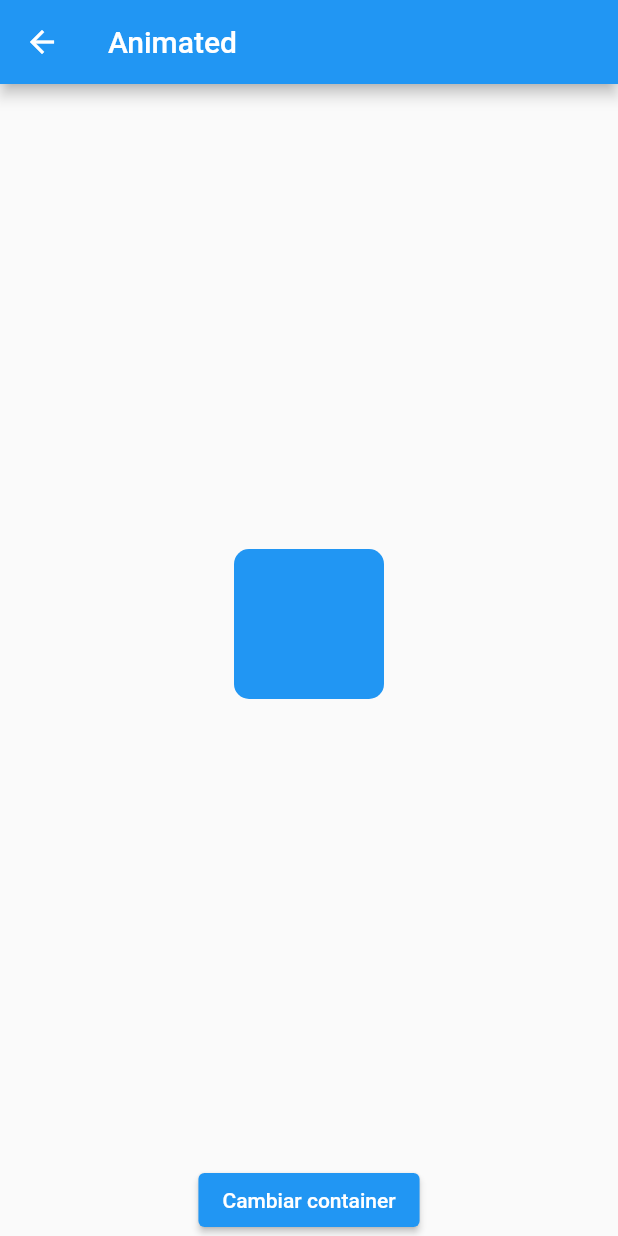
After one commit to Dustinouwu/Flutter_Curso, a Flutter app: the screen it shows after launch, after a tap on "Animated Container", on a phone screen of 412 x 824 dp. The commit adds this screen. Run offline on Flutter 3.47's test engine with Material 2 defaults, Android fonts, the phone set to English and light mode, and no system bars; our stand-ins replace card_swiper, dio; network calls fail.

Commit message:
Carrusel and Animated Container

```diff
--- /dev/null
+++ b/lib/app/modules/animatedContainer/animated.dart
@@ -0,0 +1,57 @@
+import 'dart:math';
+
+import 'package:flutter/material.dart';
+
+class AnimatedCap extends StatefulWidget {
+  const AnimatedCap({super.key});
+
+  @override
+  State<AnimatedCap> createState() => _AnimatedCapState();
+}
+
+class _AnimatedCapState extends State<AnimatedCap> {
+
+  final random = Random();
+  double _widht = 100;
+  double _height = 100;
+  Color _color = Colors.blue;
+  BorderRadius _borderRadius = BorderRadius.circular(10);
+
+  void _changeContainer() {
+    _widht = random.nextInt(350).toDouble();
+    _height = random.nextInt(350).toDouble();
+    _color = Color.fromRGBO(random.nextInt(255), random.nextInt(255), random.nextInt(255), 1);
+    _borderRadius = BorderRadius.circular(random.nextInt(255).toDouble());
+    setState(() {});
+  }
+
+  @override
+  Widget build(BuildContext context) {
+    return Scaffold(
+      appBar: AppBar(
+        title: const Text('Animated'),
+      ),
+      body: Column(
+        children: [
+          Expanded(
+            child: Center(
+              child: AnimatedContainer(
+                duration: const Duration(milliseconds: 500),
+                width: _widht,
+                height: _height,
+                decoration: BoxDecoration(
+                  color: _color,
+                  borderRadius: _borderRadius,
+                ),
+              ),
+            ),
+          ),
+          ElevatedButton(
+            onPressed: _changeContainer,
+            child: Text('Cambiar container'),
+          )
+        ],
+      ),
+    );
+  }
+}
--- a/lib/main.dart
+++ b/lib/main.dart
@@ -1,9 +1,10 @@
+import 'package:curso_flutter_n1/app/modules/animatedContainer/animated.dart';
 import 'package:curso_flutter_n1/app/modules/apirest/cap7.dart';
 import 'package:curso_flutter_n1/app/modules/apirest/cap8.dart';
 import 'package:curso_flutter_n1/app/modules/apirest/cap9.dart';
 import 'package:curso_flutter_n1/app/modules/navBar/navBarCap.dart';
+import 'package:curso_flutter_n1/app/modules/swiper/swiper.dart';
 import 'package:flutter/material.dart';
-import 'package:curso_flutter_n1/app/modules/login/cap5.dart';
 import 'package:curso_flutter_n1/app/modules/navigation/cap6.dart';
 
 void main() {
@@ -92,6 +93,26 @@ class _MyHomePageState extends State<MyHomePage> {
                   )),
               child: const Text('Nav Bar'),
             ),
+            const Text('Animated Container'),
+            ElevatedButton(
+              onPressed: (() => Navigator.push(
+                    context,
+                    MaterialPageRoute(
+                      builder: ((context) =>  const AnimatedCap()),
+                    ),
+                  )),
+              child: const Text('Animated Container'),
+            ),
+             const Text('Swipe Carrusel'),
+            ElevatedButton(
+              onPressed: (() => Navigator.push(
+                    context,
+                    MaterialPageRoute(
+                      builder: ((context) =>  const SwiperPage()),
+                    ),
+                  )),
+              child: const Text('Swipper Carrusel'),
+            ),
           ],
         ),
       ),
--- a/pubspec.yaml
+++ b/pubspec.yaml
@@ -37,6 +37,8 @@ dependencies:
   # Use with the CupertinoIcons class for iOS style icons.
   cupertino_icons: ^1.0.2
   dio: ^5.3.3
+  card_swiper: ^3.0.1
+
 
 
 dev_dependencies:
```
Also changed, not shown: lib/app/modules/swiper/swiper.dart (added, +39 -0 lines), pubspec.lock.
